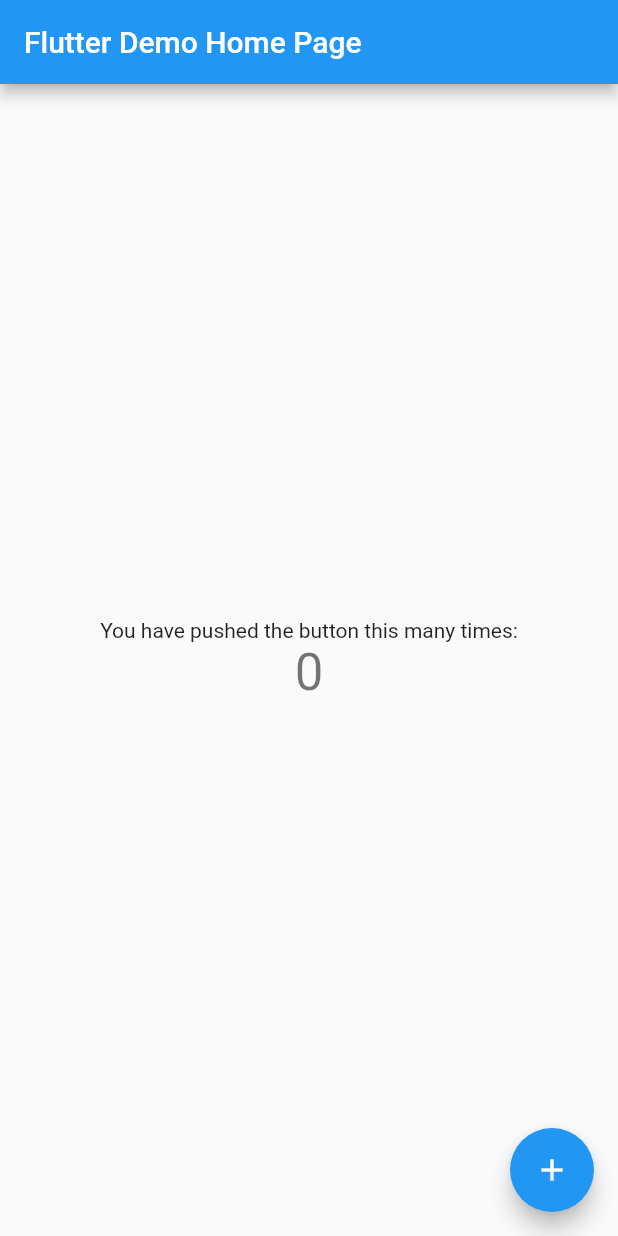
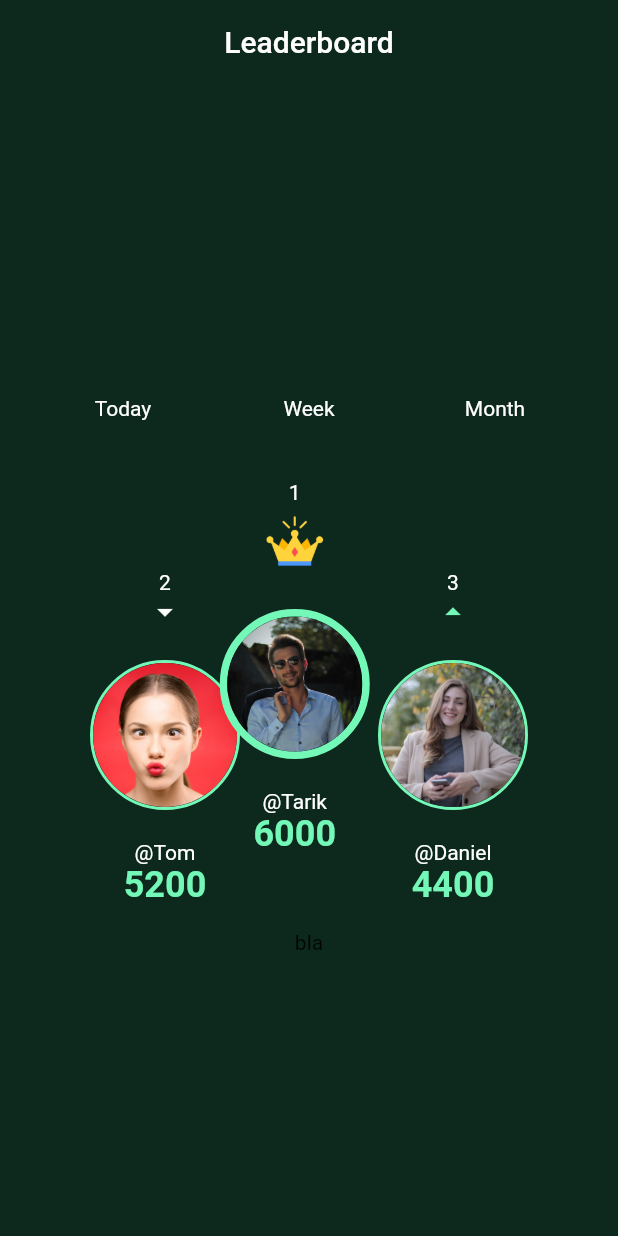
Before and after one commit to tarikalmashni/scoremaster, a Flutter app: the screen it shows after launch, on a phone screen of 412 x 824 dp. Run offline on Flutter 3.47's test engine with Material 2 defaults, Android fonts, the phone set to English and light mode, and no system bars; our stand-ins replace freezed_annotation; generated files the repository leaves out were written again.

Commit message:
initial commit including commented block in custom_leaders.dart which will be removed in later commits

```diff
--- a/lib/main.dart
+++ b/lib/main.dart
@@ -1,4 +1,5 @@
 import 'package:flutter/material.dart';
+import 'package:scoremaster/src/pages/scoreboard_page/scoreboard_page.dart';
 
 void main() {
   runApp(const MyApp());
@@ -24,7 +25,7 @@
         // is not restarted.
         primarySwatch: Colors.blue,
       ),
-      home: const MyHomePage(title: 'Flutter Demo Home Page'),
+      home: const ScoreboardPage(), //const MyHomePage(title: 'Flutter Demo Home Page'),
     );
   }
 }
--- /dev/null
+++ b/lib/src/config/theme/app_colors.dart
@@ -0,0 +1,7 @@
+import 'package:flutter/material.dart';
+
+class AppColors {
+  static const Color background = Color(0xff0d291e);
+  static const Color green = Color(0xff73f8b7);
+  static const Color darkGreen = Color(0xff3b544b);
+}
--- /dev/null
+++ b/lib/src/pages/scoreboard_page/scoreboard_page.dart
@@ -0,0 +1,38 @@
+import 'package:flutter/material.dart';
+import 'package:scoremaster/src/config/theme/app_colors.dart';
+import 'package:scoremaster/src/pages/scoreboard_page/widgets/custom_leaders.dart';
+import 'package:scoremaster/src/pages/scoreboard_page/widgets/custom_tab_bar.dart';
+
+class ScoreboardPage extends StatelessWidget {
+  const ScoreboardPage({Key? key}) : super(key: key);
+
+  @override
+  Widget build(BuildContext context) {
+    return Scaffold(
+      backgroundColor: AppColors.background,
+      appBar: AppBar(
+        title: const Text(
+          'Leaderboard',
+          style: TextStyle(fontSize: 20),
+        ),
+        centerTitle: true,
+        backgroundColor: AppColors.background,
+        elevation: 0,
+      ),
+      body: Column(
+        mainAxisAlignment: MainAxisAlignment.center,
+        children: const <Widget>[
+          Padding(
+            padding: EdgeInsets.all(20.0),
+            child: CustomTabBar(),
+          ),
+          SizedBox(
+            height: 20,
+          ),
+          CustomLeaders(),
+          Text("bla"),
+        ],
+      ),
+    );
+  }
+}
--- /dev/null
+++ b/lib/src/pages/scoreboard_page/widgets/custom_leaders.dart
@@ -0,0 +1,170 @@
+import 'package:flutter/material.dart';
+import 'package:scoremaster/src/config/theme/app_colors.dart';
+
+class CustomLeaders extends StatelessWidget {
+  const CustomLeaders({Key? key}) : super(key: key);
+
+  final double paddingTop = 60;
+
+  @override
+  Widget build(BuildContext context) {
+    return SizedBox(
+      height: 300,
+      width: 600,
+      // child: Row(
+      //   mainAxisAlignment: MainAxisAlignment.spaceEvenly,
+      //   children: const <Widget>[
+      //     CustomColumn(
+      //       place: 2,
+      //       iconIndicator: Icon(Icons.arrow_drop_down),
+      //       avatarPath: 'assets/mock/pictures/profile-6.jpg',
+      //       username: '@Tom',
+      //       score: 5200,
+      //     ),
+      //     CustomColumn(
+      //       place: 1,
+      //       avatarPath: 'assets/mock/pictures/profile-3.jpg',
+      //       username: '@Tarik',
+      //       score: 6000,
+      //     ),
+      //     CustomColumn(
+      //       place: 3,
+      //       iconIndicator: Icon(Icons.arrow_drop_up),
+      //       avatarPath: 'assets/mock/pictures/profile-1.jpg',
+      //       username: '@Daniel',
+      //       score: 4400,
+      //     ),
+      //   ],
+      // ),
+      child: Stack(
+        // mainAxisAlignment: MainAxisAlignment.spaceEvenly,
+        children: <Widget>[
+          Positioned(
+            top: paddingTop,
+            left: 60,
+            child: const CustomColumn(
+              place: 2,
+              iconIndicator: Icon(
+                Icons.arrow_drop_down,
+                color: Colors.white,
+              ),
+              avatarPath: 'assets/mock/pictures/profile-6.jpg',
+              username: '@Tom',
+              score: 5200,
+            ),
+          ),
+          Positioned(
+            top: paddingTop,
+            right: 60,
+            child: const CustomColumn(
+              place: 3,
+              iconIndicator: Icon(Icons.arrow_drop_up, color: AppColors.green),
+              avatarPath: 'assets/mock/pictures/profile-1.jpg',
+              username: '@Daniel',
+              score: 4400,
+            ),
+          ),
+          const Positioned(
+            top: 0,
+            left: 146.5,
+            child: CustomColumn(
+              place: 1,
+              avatarPath: 'assets/mock/pictures/profile-3.jpg',
+              username: '@Tarik',
+              score: 6000,
+            ),
+          ),
+        ],
+      ),
+    );
+  }
+}
+
+class CustomColumn extends StatelessWidget {
+  const CustomColumn({
+    Key? key,
+    required this.place,
+    this.iconIndicator,
+    required this.avatarPath,
+    required this.username,
+    required this.score,
+  }) : super(key: key);
+
+  final int place;
+  final Icon? iconIndicator;
+  final String avatarPath;
+  final String username;
+  final int score;
+
+  @override
+  Widget build(BuildContext context) {
+    return Column(
+      mainAxisAlignment: MainAxisAlignment.center,
+      children: <Widget>[
+        // if (place > 1)
+        //   const SizedBox(
+        //     height: 70,
+        //   ),
+        Text(
+          place.toString(),
+          textAlign: TextAlign.center,
+          style: const TextStyle(
+            color: Colors.white,
+          ),
+        ),
+        Center(
+          child: iconIndicator ??
+              const Image(
+                image: AssetImage('assets/mock/icons/crown.png'),
+                width: 50,
+                fit: BoxFit.cover,
+              ),
+        ),
+        const SizedBox(
+          height: 20,
+        ),
+        Container(
+          decoration: BoxDecoration(
+            border: Border.all(
+              width: place == 1 ? 5 : 2,
+              color: AppColors.green,
+            ),
+            borderRadius: const BorderRadius.all(
+              Radius.circular(50),
+            ),
+          ),
+          child: ClipRRect(
+            borderRadius: const BorderRadius.all(
+              Radius.circular(50),
+            ),
+            child: Image(
+              image: AssetImage(avatarPath),
+              fit: BoxFit.cover,
+            ),
+          ),
+          width: 100,
+          height: 100,
+        ),
+        const SizedBox(
+          height: 20,
+        ),
+        Text(
+          username,
+          textAlign: TextAlign.center,
+          style: const TextStyle(
+            color: Colors.white,
+          ),
+        ),
+        Text(
+          score.toString(),
+          textAlign: TextAlign.center,
+          style: const TextStyle(
+            color: AppColors.green,
+            fontSize: 24,
+            fontWeight: FontWeight.bold,
+          ),
+        ),
+      ],
+    );
+  }
+}
--- /dev/null
+++ b/lib/src/pages/scoreboard_page/widgets/custom_tab_bar.dart
@@ -0,0 +1,40 @@
+import 'package:flutter/material.dart';
+
+class CustomTabBar extends StatelessWidget {
+  const CustomTabBar({Key? key}) : super(key: key);
+
+  @override
+  Widget build(BuildContext context) {
+    return Row(
+      children: const <Widget>[
+        Expanded(
+          child: Text(
+            'Today',
+            textAlign: TextAlign.center,
+            style: TextStyle(
+              color: Colors.white,
+            ),
+          ),
+        ),
+        Expanded(
+          child: Text(
+            'Week',
+            textAlign: TextAlign.center,
+            style: TextStyle(
+              color: Colors.white,
+            ),
+          ),
+        ),
+        Expanded(
+          child: Text(
+            'Month',
+            textAlign: TextAlign.center,
+            style: TextStyle(
+              color: Colors.white,
+            ),
+          ),
+        ),
+      ],
+    );
+  }
+}
```
Also changed, not shown: pubspec.yaml (+4 -6 lines), assets/mock/icons/crown.png (added), 1 other file.
